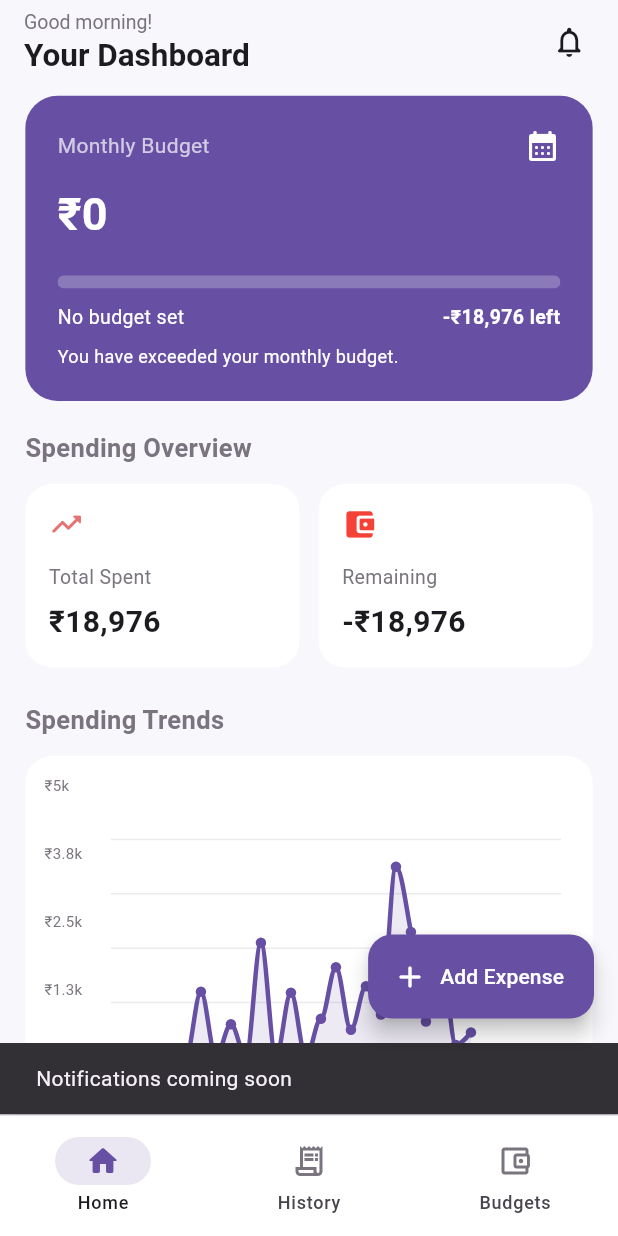
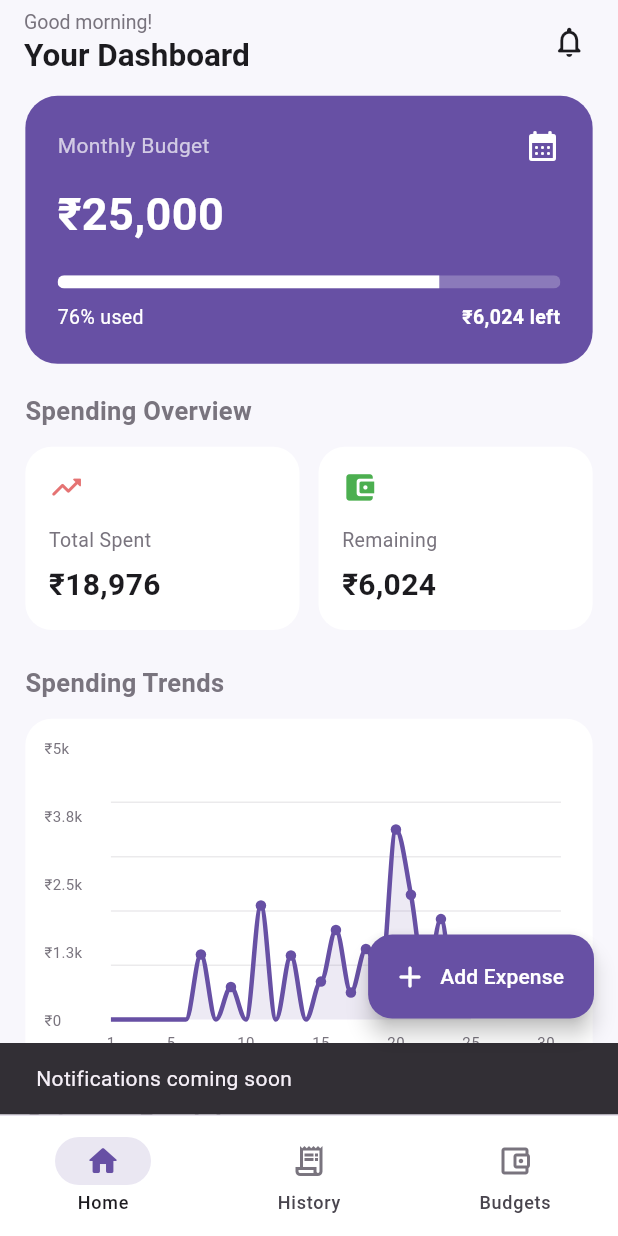
Before and after one commit to jincykp/Spendly, a Flutter app: the screen it shows after launch, after a tap on the "notifications none" icon, on a phone screen of 412 x 824 dp. Run offline on Flutter 3.47's test engine with Material 3 defaults, Android fonts, the phone set to English and light mode, and no system bars; drawn by our look-alikes of fl_chart; our stand-ins replace flutter_riverpod, flutter_screenutil, go_router, hive_ce, hive_ce_flutter; accounts and stored records are empty.

```diff
--- a/lib/core/database/hive_init.dart
+++ b/lib/core/database/hive_init.dart
@@ -27,10 +27,11 @@ class HiveInit {
     await Hive.openBox<BudgetModel>(
       BudgetLocalDataSource.boxName,
     );
-await Hive.openBox(MockDataSeeder.settingsBoxName); // add this
+await Hive.openBox(MockDataSeeder.settingsBoxName);
     // Add default budgets if missing
     await BudgetLocalDataSource().seedDefaultBudgets();
 await MockDataSeeder.seedData();
+await MockDataSeeder.seedBudgets();
     debugPrint('Hive initialized successfully.');
     debugPrint(
       'Budgets loaded: '
--- a/lib/core/services/mock_data_seeder.dart
+++ b/lib/core/services/mock_data_seeder.dart
@@ -1,3 +1,4 @@
+import 'package:flutter/foundation.dart';
 import 'package:hive_ce_flutter/hive_flutter.dart';
 import 'package:spendly/features/budgets/data/data_sources/budget_data_source.dart';
 import 'package:spendly/features/budgets/data/models/budget_model.dart';
@@ -6,8 +7,15 @@ import 'package:spendly/features/expenses/data/models/expense_model.dart';
 class MockDataSeeder {
   static const settingsBoxName = 'app_settings';
   static const _seededKey = 'mock_data_seeded';
+  static const _budgetsSeededKey = 'mock_budgets_seeded';
+  static const _budgetsActiveKey = 'mock_budgets_active';
   static const mockPrefix = 'mock_';
+
   static bool isMockId(String id) => id.startsWith(mockPrefix);
+
+  // ---------------------------------------------------------------------------
+  // Expenses
+  // ---------------------------------------------------------------------------
 
   static Future<void> seedData() async {
     final settings = Hive.box(settingsBoxName);
@@ -82,4 +90,82 @@ class MockDataSeeder {
         .toList();
     await box.deleteAll(mockKeys);
   }
+
+  // ---------------------------------------------------------------------------
+  // Budgets
+  // ---------------------------------------------------------------------------
+
+  static bool get isMockBudgetsActive => Hive.box(settingsBoxName)
+      .get(_budgetsActiveKey, defaultValue: false) as bool;
+
+  /// Seeds mock budgets once, only if the user has no real data.
+  static Future<void> seedBudgets() async {
+    final settings = Hive.box(settingsBoxName);
+    if (settings.get(_budgetsSeededKey, defaultValue: false) as bool) {
+      debugPrint('Budget seed skipped: already seeded before');
+      return;
+    }
+
+    final budgetBox = Hive.box<BudgetModel>(BudgetLocalDataSource.boxName);
+    final expenseBox = Hive.box<ExpenseModel>('expenses');
+
+    final hasRealExpenses = expenseBox.values.any((e) => !isMockId(e.id));
+    final hasUserBudget =
+        budgetBox.values.any((b) => b.isMonthly || b.limit > 0);
+
+    // Never try again, whatever happens next.
+    await settings.put(_budgetsSeededKey, true);
+
+    if (hasRealExpenses || hasUserBudget) {
+      debugPrint('Budget seed skipped: realExpenses=$hasRealExpenses, '
+          'userBudget=$hasUserBudget');
+      return;
+    }
+
+    await budgetBox.put(
+      'monthly', // same key BudgetLocalDataSource uses for the monthly budget
+      const BudgetModel(
+        category: 'Monthly Budget',
+        limit: 25000,
+        isMonthly: true,
+      ),
+    );
+
+    const categoryLimits = <String, double>{
+      'Food': 6000,
+      'Transport': 2500,
+      'Entertainment': 1500,
+      'Bills': 4500,
+      'Shopping': 5000, // mock spending is 5599, so this shows "over budget"
+      'Health': 1500,
+      'Education': 2000,
+      'Other': 1000,
+    }; // total 24000, leaving 1000 unallocated
+
+    for (final entry in categoryLimits.entries) {
+      await budgetBox.put(
+        entry.key,
+        BudgetModel(category: entry.key, limit: entry.value),
+      );
+    }
+
+    await settings.put(_budgetsActiveKey, true);
+    debugPrint('Mock budgets seeded');
+  }
+
+  /// Resets budgets to the empty defaults, only if they are still mock.
+  static Future<void> clearMockBudgets() async {
+    if (!isMockBudgetsActive) return;
+
+    final box = Hive.box<BudgetModel>(BudgetLocalDataSource.boxName);
+    await box.delete('monthly');
+    for (final budget in BudgetLocalDataSource.defaultBudgets) {
+      await box.put(budget.category, budget);
+    }
+    await Hive.box(settingsBoxName).put(_budgetsActiveKey, false);
+  }
+
+  /// The user edited a budget themselves, so it is no longer mock.
+  static Future<void> markBudgetsAsReal() =>
+      Hive.box(settingsBoxName).put(_budgetsActiveKey, false);
 }
--- a/lib/features/budgets/data/data_sources/budget_data_source.dart
+++ b/lib/features/budgets/data/data_sources/budget_data_source.dart
@@ -37,7 +37,7 @@ class BudgetLocalDataSource {
   }
 
   Future<void> saveBudget(BudgetModel budget) async {
-
+  await MockDataSeeder.markBudgetsAsReal();
     await _box.put(_keyFor(budget), budget);
   }
 
```
Also changed, not shown: lib/features/budgets/presentation/screens/budgets_screen.dart (+23 -9 lines), lib/features/expenses/presentation/screens/transaction_history.dart (+21 -6 lines), pubspec.yaml (+9 -2 lines), assets/spendly_app_icon.png (added), pubspec.lock, 29 other files.
